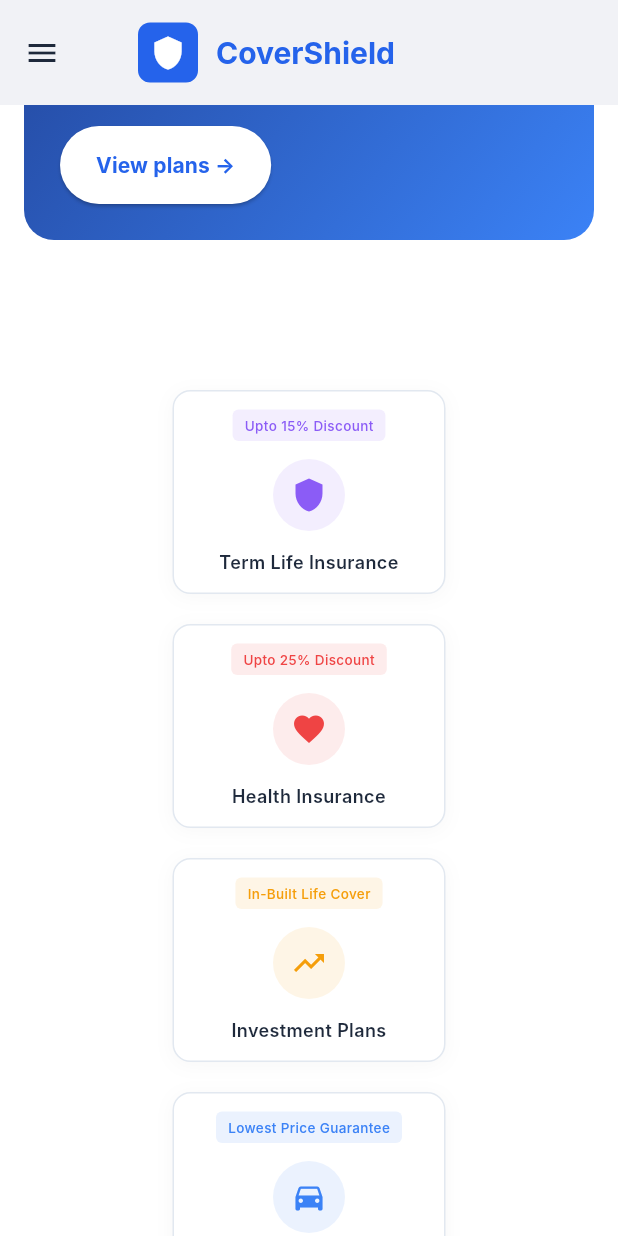
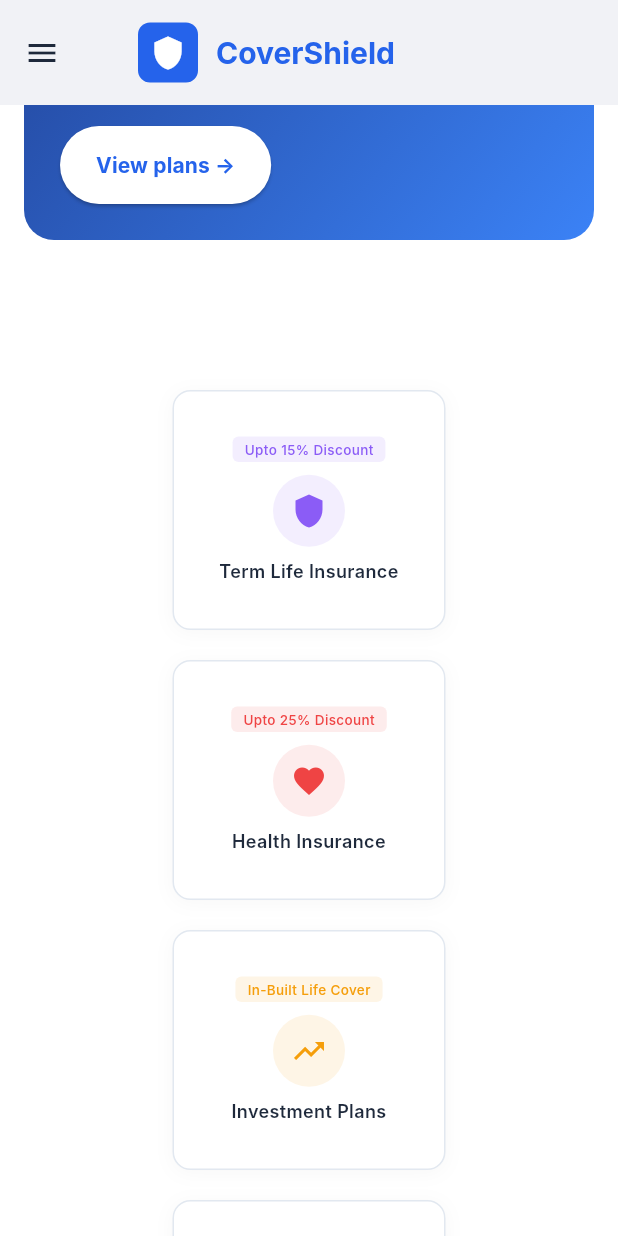
Before and after one commit to giteadi/cover, a Flutter app: the WebHomeScreen screen opened by its route, scrolled down 576 dp, on a phone screen of 412 x 824 dp. Run offline on Flutter 3.47's test engine with Material 3 defaults, Android fonts, the phone set to English and light mode, and no system bars; Roboto replaces fonts that are missing (Inter).

Commit message:
insurence card correction

```diff
--- a/lib/screens/web_home_screen.dart
+++ b/lib/screens/web_home_screen.dart
@@ -615,7 +615,8 @@ class _WebHomeScreenState extends State<WebHomeScreen> {
 
     return Container(
       width: cardWidth,
-      padding: EdgeInsets.all(isMobile ? 12 : 20),
+      height: isMobile ? 160 : 180,
+      padding: EdgeInsets.all(isMobile ? 12 : 16),
       decoration: BoxDecoration(
         color: Colors.white,
         borderRadius: BorderRadius.circular(12),
@@ -629,10 +630,14 @@ class _WebHomeScreenState extends State<WebHomeScreen> {
         ],
       ),
       child: Column(
+        mainAxisAlignment: MainAxisAlignment.center,
         children: [
-          if (discount.isNotEmpty)
           Container(
-              padding: const EdgeInsets.symmetric(horizontal: 8, vertical: 4),
+            height: isMobile ? 18 : 20,
+            alignment: Alignment.center,
+            child: discount.isNotEmpty
+                ? Container(
+                    padding: const EdgeInsets.symmetric(horizontal: 8, vertical: 2),
                     decoration: BoxDecoration(
                       color: color.withOpacity(0.1),
                       borderRadius: BorderRadius.circular(4),
@@ -647,22 +652,24 @@ class _WebHomeScreenState extends State<WebHomeScreen> {
                       maxLines: 1,
                       overflow: TextOverflow.ellipsis,
                     ),
+                  )
+                : const SizedBox.shrink(),
           ),
-          SizedBox(height: isMobile ? 12 : 16),
+          SizedBox(height: isMobile ? 8 : 12),
           Container(
-            padding: EdgeInsets.all(isMobile ? 12 : 16),
+            padding: EdgeInsets.all(isMobile ? 12 : 14),
             decoration: BoxDecoration(
               color: color.withOpacity(0.1),
               shape: BoxShape.circle,
             ),
-            child: Icon(icon, color: color, size: isMobile ? 24 : 32),
+            child: Icon(icon, color: color, size: isMobile ? 24 : 28),
           ),
-          SizedBox(height: isMobile ? 12 : 16),
+          SizedBox(height: isMobile ? 8 : 12),
           Text(
             name,
             textAlign: TextAlign.center,
             style: TextStyle(
-              fontSize: isMobile ? 12 : 14,
+              fontSize: isMobile ? 12 : 13,
               fontWeight: FontWeight.w600,
               color: AppColors.textPrimary,
             ),
```
Lines whose indentation alone changed are shown as unchanged.
